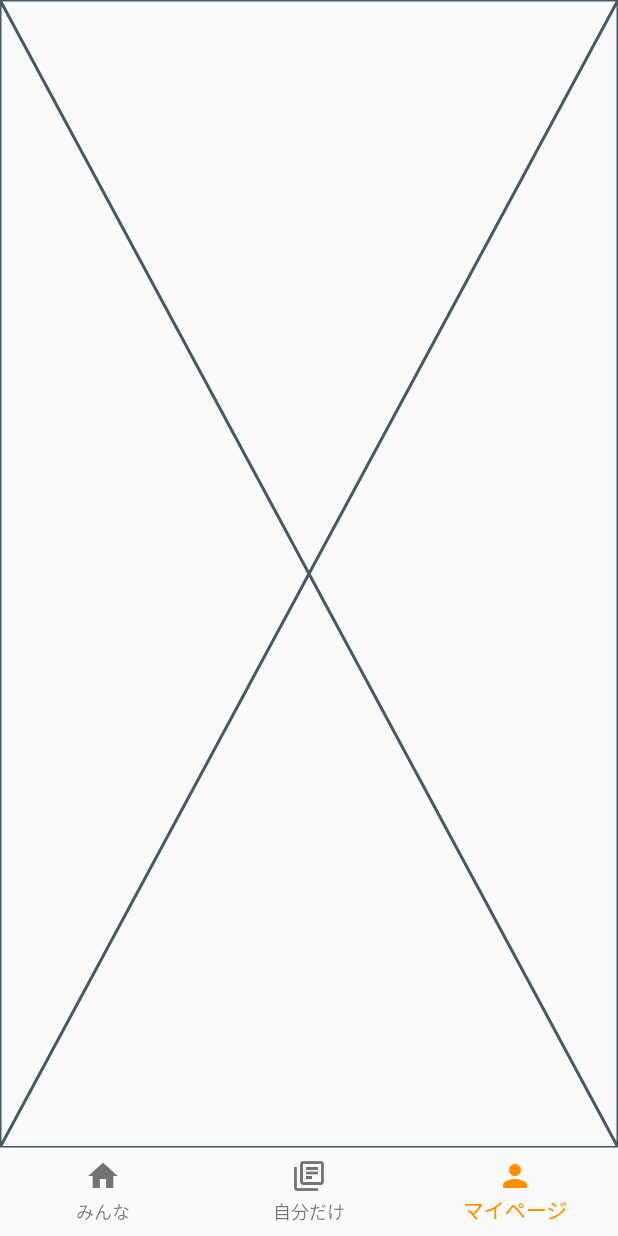
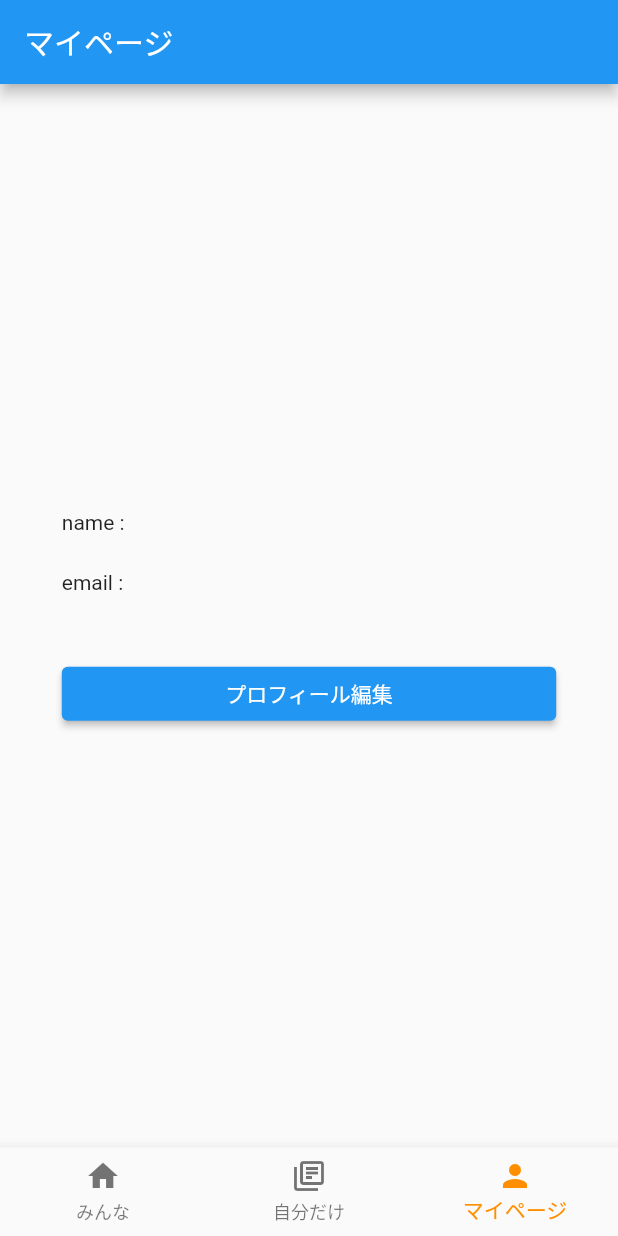
Before and after one commit to k-y-1202/riverpod-todoApp-MVC-S-Repository, a Flutter app: the screen it shows once a user with an empty profile is signed in, item 3 of the bottom bar chosen, on a phone screen of 412 x 824 dp. Run offline on Flutter 3.47's test engine with Material 2 defaults, Android fonts, the phone set to English and light mode, and no system bars; our stand-ins replace cloud_firestore, firebase_auth, firebase_core, flutter_hooks, freezed_annotation, go_router and 2 more; missing offline and left inert: firebase_ui_auth; accounts and stored records are empty; generated files the repository leaves out were written again; statements that could not run were skipped.

Commit message:
profile_details_screenを作成

```diff
--- a/lib/src/config/routing/app_router.dart
+++ b/lib/src/config/routing/app_router.dart
@@ -1,3 +1,4 @@
+import 'package:firebase_ui_auth/firebase_ui_auth.dart';
 import 'package:riverpod_annotation/riverpod_annotation.dart';
 import 'package:go_router/go_router.dart';
 import 'package:riverpod_todo_app_mvc_s_repository/main.dart';
@@ -6,6 +7,7 @@ import 'package:riverpod_todo_app_mvc_s_repository/src/config/routing/route_util
 import 'package:riverpod_todo_app_mvc_s_repository/src/features/auth/repository/auth_repository.dart';
 import 'package:riverpod_todo_app_mvc_s_repository/src/features/auth/view/custom_sign_in_screen.dart';
 import 'package:riverpod_todo_app_mvc_s_repository/src/features/navigation/view/bottom_navigation.dart';
+import 'package:riverpod_todo_app_mvc_s_repository/src/features/profile/view/profile_details_screen.dart';
 import 'package:riverpod_todo_app_mvc_s_repository/src/features/todo/view/screens/add_todo_screen.dart';
 import 'package:riverpod_todo_app_mvc_s_repository/src/features/todo/view/screens/my_todo_list_screen.dart';
 import 'package:riverpod_todo_app_mvc_s_repository/src/features/todo/view/screens/team_todo_list_screen.dart';
@@ -80,7 +82,7 @@ GoRouter goRouter(GoRouterRef ref) {
           GoRoute(
             path: AppPage.profile.toPath,
             pageBuilder: (context, state) => const NoTransitionPage(
-              child: TestScreen(),
+              child: ProfileDetailsScreen(),
             ),
           ),
           // プロフィール編集画面
--- /dev/null
+++ b/lib/src/features/profile/view/profile_details_screen.dart
@@ -0,0 +1,59 @@
+import 'package:flutter/material.dart';
+import 'package:flutter_hooks/flutter_hooks.dart';
+import 'package:go_router/go_router.dart';
+import 'package:hooks_riverpod/hooks_riverpod.dart';
+import 'package:riverpod_todo_app_mvc_s_repository/src/common_widgets/primary/primary_button.dart';
+import 'package:riverpod_todo_app_mvc_s_repository/src/config/routing/route_utils.dart';
+import 'package:riverpod_todo_app_mvc_s_repository/src/features/auth/data_model/user.dart';
+import 'package:riverpod_todo_app_mvc_s_repository/src/features/auth/repository/auth_repository.dart';
+import 'package:riverpod_todo_app_mvc_s_repository/src/features/auth/repository/user_repository.dart';
+
+class ProfileDetailsScreen extends HookConsumerWidget {
+  const ProfileDetailsScreen({super.key});
+
+  @override
+  Widget build(BuildContext context, WidgetRef ref) {
+    final deviceWidth = MediaQuery.of(context).size.width;
+    final firebaseUser = ref.read(firebaseAuthProvider).currentUser;
+    final user = useState<User?>(null); // HooksのStateを使ってユーザー情報を管理
+
+    // ユーザー情報を取得する関数
+    void getUser() async {
+      final userRepo = ref.read(userRepoProvider);
+      final result = await userRepo.getUser(userId: firebaseUser?.uid ?? "");
+      user.value = result;
+    }
+
+    // 初回build時に発火するHooksの関数
+    useEffect(() {
+      getUser();
+      return null;
+    });
+
+    return Scaffold(
+      appBar: AppBar(
+        title: const Text('マイページ'),
+      ),
+      body: Padding(
+        padding: EdgeInsets.symmetric(
+          horizontal: deviceWidth * 0.1,
+        ),
+        child: Column(
+          mainAxisAlignment: MainAxisAlignment.center,
+          crossAxisAlignment: CrossAxisAlignment.start,
+          children: [
+            Text('name : ${user.value?.userName ?? ''}'),
+            const SizedBox(height: 24),
+            Text('email : ${user.value?.email ?? ''}'),
+            const SizedBox(height: 48),
+            PrimaryButton(
+              width: double.infinity,
+              text: 'プロフィール編集',
+              onPressed: () => context.go(AppPage.editProfile.toPath),
+            ),
+          ],
+        ),
+      ),
+    );
+  }
+}
```
Also changed, not shown: lib/src/config/routing/app_router.g.dart.
